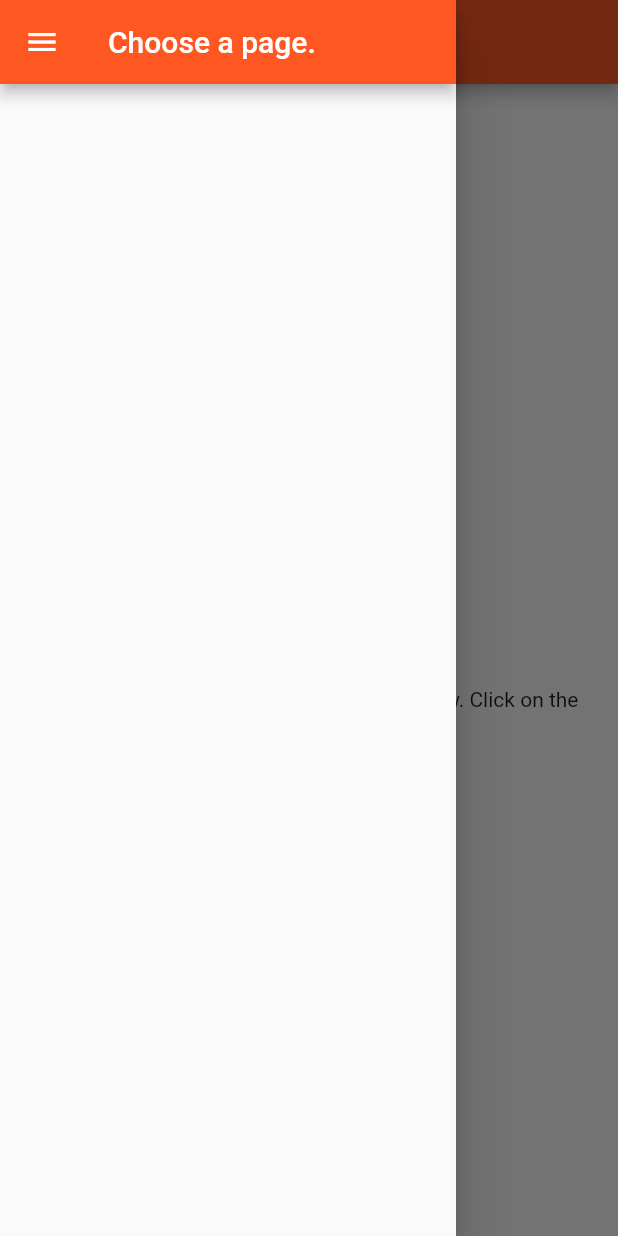
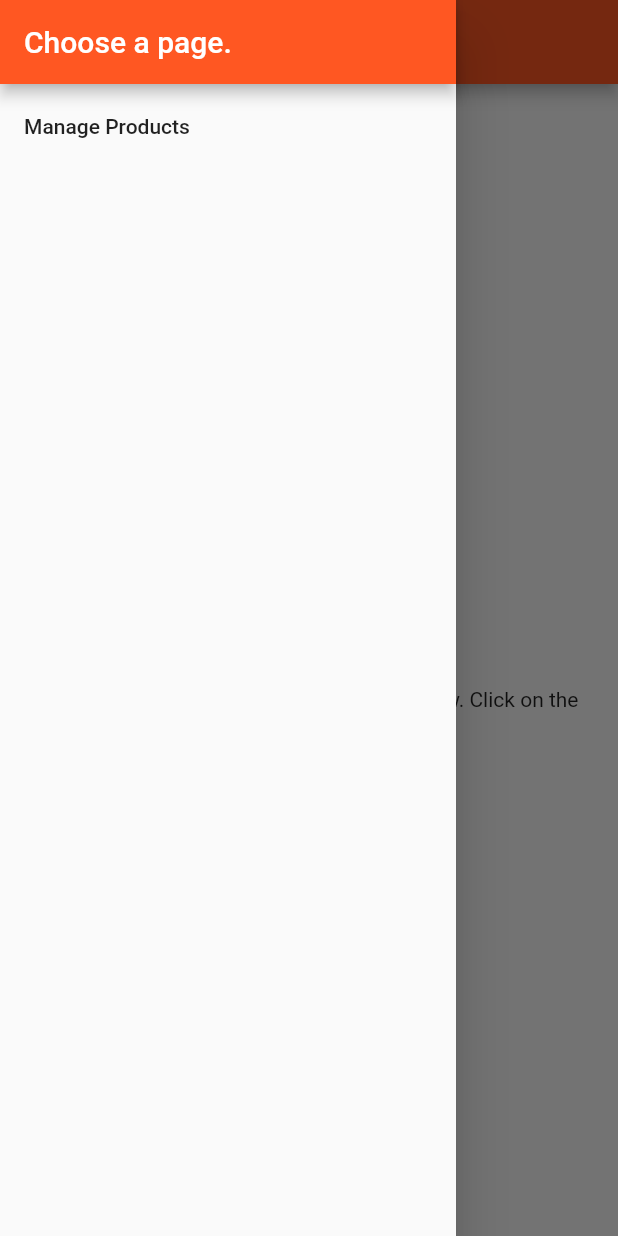
Before and after one commit to myidispg/flutter-projects, a Flutter app: the ProductsPage screen opened directly, with the side drawer open, on a phone screen of 412 x 824 dp. Run offline on Flutter 3.47's test engine with Material 2 defaults, Android fonts, the phone set to English and light mode, and no system bars.

Commit message:
Added a navigation drawer.

```diff
--- /dev/null
+++ b/easy_list/lib/pages/products_admin.dart
@@ -0,0 +1,16 @@
+import 'package:flutter/material.dart';
+
+class ManageProductPage extends StatelessWidget{
+
+  @override
+  Widget build(BuildContext context) {
+    return Scaffold(
+      appBar: AppBar(
+        title: Text("Manage Product"),
+      ),
+      body: Center(
+        child: Text('Manage your products here!'),
+      )
+    );
+  }
+}
--- a/easy_list/lib/pages/products_home.dart
+++ b/easy_list/lib/pages/products_home.dart
@@ -1,6 +1,7 @@
 import 'package:flutter/material.dart';
 
 import 'package:easy_list/product_manager.dart';
+import 'products_admin.dart';
 
 class ProductsPage extends StatelessWidget {
   @override
@@ -10,8 +11,21 @@ class ProductsPage extends StatelessWidget {
       drawer: Drawer(
         child: Column(
           children: <Widget>[
-            AppBar(title: Text('Choose a page.'),),
-            ListTile(),
+            AppBar(
+              automaticallyImplyLeading:
+                  false, // Disable hamburger icon in Drawer.
+              title: Text('Choose a page.'),
+            ),
+            ListTile(
+              title: Text('Manage Products'),
+              onTap: () {
+                Navigator.push(
+                    context,
+                    MaterialPageRoute(
+                        builder: (BuildContext context) =>
+                            ManageProductPage()));
+              },
+            ),
           ],
         ),
       ),
```
